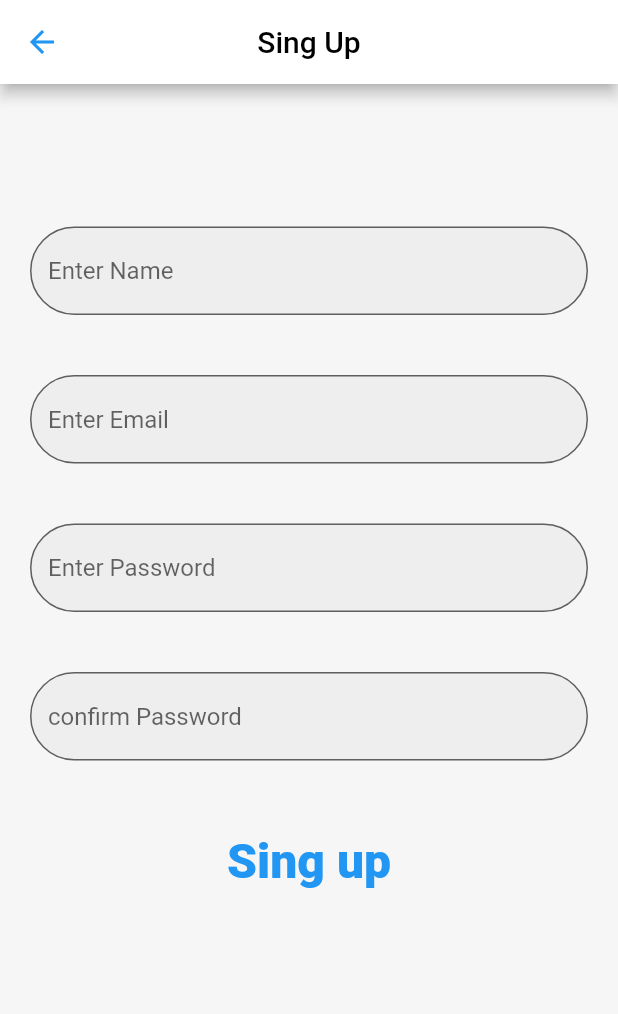
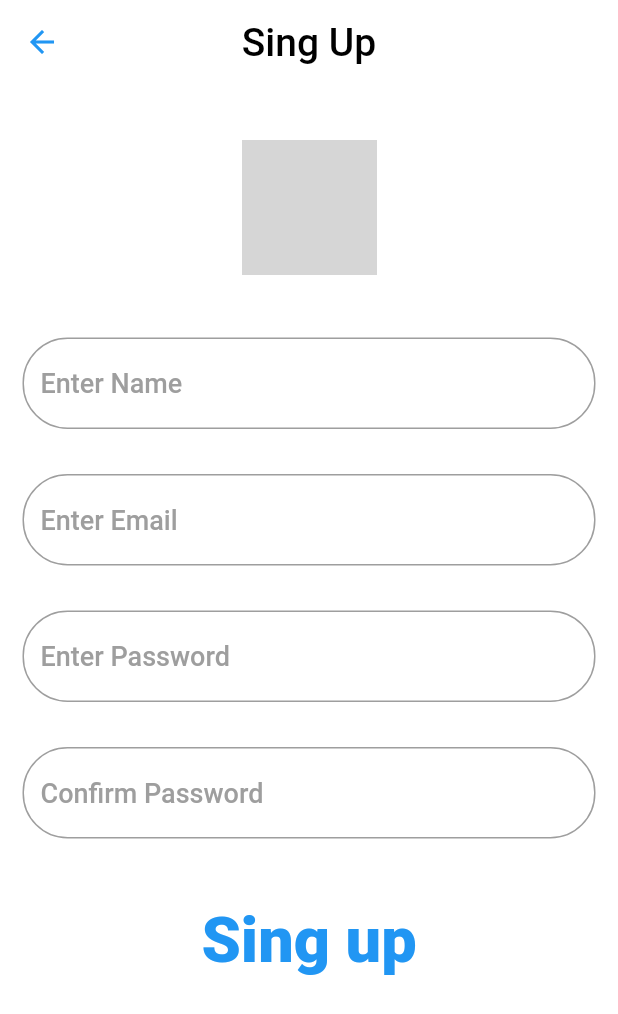
Before and after one commit to Julian-Carlosama/holbertonschool-twitter_clone, a Flutter app: the screen it shows after launch, after a tap on "Sign up", on a phone screen of 412 x 824 dp. Shown: the top 1014 px of the screen. Run offline on Flutter 3.47's test engine with Material 2 defaults, Android fonts, the phone set to English and light mode, and no system bars; network calls fail; grey boxes are pictures that could not be loaded.

Commit message:
new features v2

```diff
--- a/twitter/lib/main.dart
+++ b/twitter/lib/main.dart
@@ -12,19 +12,8 @@ class MyApp extends StatelessWidget {
   @override
   Widget build(BuildContext context) {
     return MaterialApp(
+      debugShowCheckedModeBanner: false,
       home: SignIn(),
-      /*theme: ThemeData(
-        primaryColor: Colors.white,
-
-        iconTheme: IconThemeData(color: new Color.fromRGBO(56, 161, 243, 1)),
-        floatingActionButtonTheme: FloatingActionButtonThemeData(
-          backgroundColor: new Color.fromRGBO(56, 161, 243, 1),
-        )
-      ),
-      initialRoute: 'CustomEntryField',
-      routes: {
-        CustomEntryField.id:(context) => CustomEntryField(),
-      },*/
     );
   }
 }
--- a/twitter/lib/screens/signin_screen.dart
+++ b/twitter/lib/screens/signin_screen.dart
@@ -1,5 +1,6 @@
 import 'package:flutter/material.dart';
 import 'package:twitter/screens/forgot_password_screen.dart';
+import 'package:twitter/screens/home_screen.dart';
 import 'package:twitter/screens/signup_screen.dart';
 import 'package:twitter/widgets/entry_field.dart';
 import 'package:twitter/widgets/flat_button.dart';
@@ -14,8 +15,6 @@ class SignIn extends StatefulWidget {
 class _SignInState extends State<SignIn> {
   late TextEditingController _emailController = TextEditingController();
   TextEditingController _passwordController = TextEditingController();
-  /*late TextEditingController _emailController;
-  late TextEditingController _passwordController;*/
 
   @override
   void initState() {
@@ -35,41 +34,6 @@ class _SignInState extends State<SignIn> {
   Widget build(BuildContext context) {
     return Scaffold(
       backgroundColor: Color.fromARGB(255, 255, 255, 255),
-      /*body: Center(
-        child: Column(
-          mainAxisAlignment: MainAxisAlignment.center,
-          children: [
-            Text(
-            'Sing In',
-            style: TextStyle(
-                color: Colors.black,
-                fontSize: 38,
-                fontWeight: FontWeight.w600
-            ),
-          ),
-          SizedBox(
-            width: 70,
-            height: 70,
-            child: Image.network(
-            'http://assets.stickpng.com/images/580b57fcd9996e24bc43c53e.png',
-            ),
-          ),
-          SizedBox(
-            height: 50,
-          ),
-
-          CustomEntryField(
-              hint: 'Enter email',
-              controller: _emailController,
-              isPassword: false),
-          CustomEntryField(
-              hint: 'Enter password',
-              controller: _passwordController,
-              isPassword: true),
-
-          ],
-        ),
-      ),*/
       body: Column(
         mainAxisAlignment: MainAxisAlignment.center,
         children: [
@@ -91,7 +55,6 @@ class _SignInState extends State<SignIn> {
             'http://assets.stickpng.com/images/580b57fcd9996e24bc43c53e.png',
             ),
           ),
-
           SizedBox(
             height: 15,
           ),
@@ -107,10 +70,12 @@ class _SignInState extends State<SignIn> {
             child: CustomFlatButton(
                 label: 'Submit',
                 onPressed: () => Navigator.push(
-                      context,
-                      MaterialPageRoute(
-                          builder: (context) => const BottomAppBar()),
-                    )),
+                  context,
+                  MaterialPageRoute(
+                      builder: (context) => const HomeScreen()
+                  ),
+                )
+            ),
           ),
           SizedBox(
             height: 30,
@@ -148,7 +113,24 @@ class _SignInState extends State<SignIn> {
                 ),
               ),
             ),
-          )
+          ),
+          /*GestureDetector(
+            onTap: (() => Navigator.push(
+                  context,
+                  MaterialPageRoute(
+                      builder: (context) => const HomeScreen()),
+                )
+            ),
+            child: Center(
+              child: Text(
+                'Ver Home',
+                style: TextStyle(
+                  color: Colors.blue,
+                  fontSize: 20,
+                ),
+              ),
+            ),
+          ),*/
         ],
       ),
     );
--- a/twitter/lib/screens/signup_screen.dart
+++ b/twitter/lib/screens/signup_screen.dart
@@ -37,21 +37,39 @@ class _SignUpState extends State<SignUp> {
   @override
   Widget build(BuildContext context) {
     return Scaffold(
-      backgroundColor: Color.fromARGB(255, 247, 246, 246),
+      backgroundColor: Color.fromARGB(255, 255, 255, 255),
       appBar: AppBar(
+          elevation: 0,
           leading: BackButton(
             color: Colors.blue,
             onPressed: (() => Navigator.of(context).pop()),
           ),
           backgroundColor: Colors.white,
           centerTitle: true,
-          title: Text('Sing Up', style: TextStyle(color: Colors.black))),
+          title: Text(
+            'Sing Up',
+            style: TextStyle(
+              color: Colors.black,
+              fontSize: 26
+            )
+          )
+      ),
       body: Container(
         child: SingleChildScrollView(
           child: Column(
             children: [
               SizedBox(
-                height: 75,
+                height: 37,
+              ),
+              SizedBox(
+            width: 90,
+            height: 90,
+            child: Image.network(
+            'http://assets.stickpng.com/images/580b57fcd9996e24bc43c53e.png',
+            ),
+          ),
+              SizedBox(
+                height: 27,
               ),
               CustomEntryField(
                 hint: 'Enter Name',
@@ -69,7 +87,7 @@ class _SignUpState extends State<SignUp> {
                 isPassword: true,
               ),
               CustomEntryField(
-                hint: 'confirm Password',
+                hint: 'Confirm Password',
                 controller: _confirmController,
                 isPassword: true,
               ),
--- a/twitter/lib/widgets/entry_field.dart
+++ b/twitter/lib/widgets/entry_field.dart
@@ -16,18 +16,25 @@ class CustomEntryField extends StatelessWidget {
   Widget build(BuildContext context) {
     return Container(
       child: Padding(
-        padding: EdgeInsets.all(20),
+        padding: EdgeInsets.all(15),
         child: TextField(
           controller: controller,
           obscureText: isPassword,
           decoration: InputDecoration(
-              hintText: hint,
-              filled: true,
-              fillColor: Colors.grey[200],
-              border: OutlineInputBorder(
-                borderRadius: BorderRadius.circular(30),
-                borderSide: BorderSide(width: 3, color: Colors.blue),
-              )),
+            hintText: hint,
+            hintStyle: TextStyle(
+              color: Colors.grey.shade500,
+              fontSize: 18,
+              fontWeight: FontWeight.w500
+            ),
+            border: OutlineInputBorder(
+              borderRadius: BorderRadius.circular(30),
+              borderSide: BorderSide(
+                color: Colors.grey.shade200,
+                width: 3,
+              ),
+            )
+          ),
         ),
       ),
     );
--- a/twitter/lib/widgets/flat_button.dart
+++ b/twitter/lib/widgets/flat_button.dart
@@ -20,10 +20,9 @@ class CustomFlatButton extends StatelessWidget {
                 label,
                 style: TextStyle(
                   //color: Colors.black,
-                  fontSize: 32,
+                  fontSize: 42,
                   fontWeight: FontWeight.w900,
-
-                  ),
+                ),
               ),
             ),
           ),
```
Also changed, not shown: twitter/lib/screens/forgot_password_screen.dart (+19 -4 lines), twitter/lib/screens/home_screen.dart (added, +26 -0 lines), twitter/lib/widgets/side_bar_menu.dart (added, +25 -0 lines).
